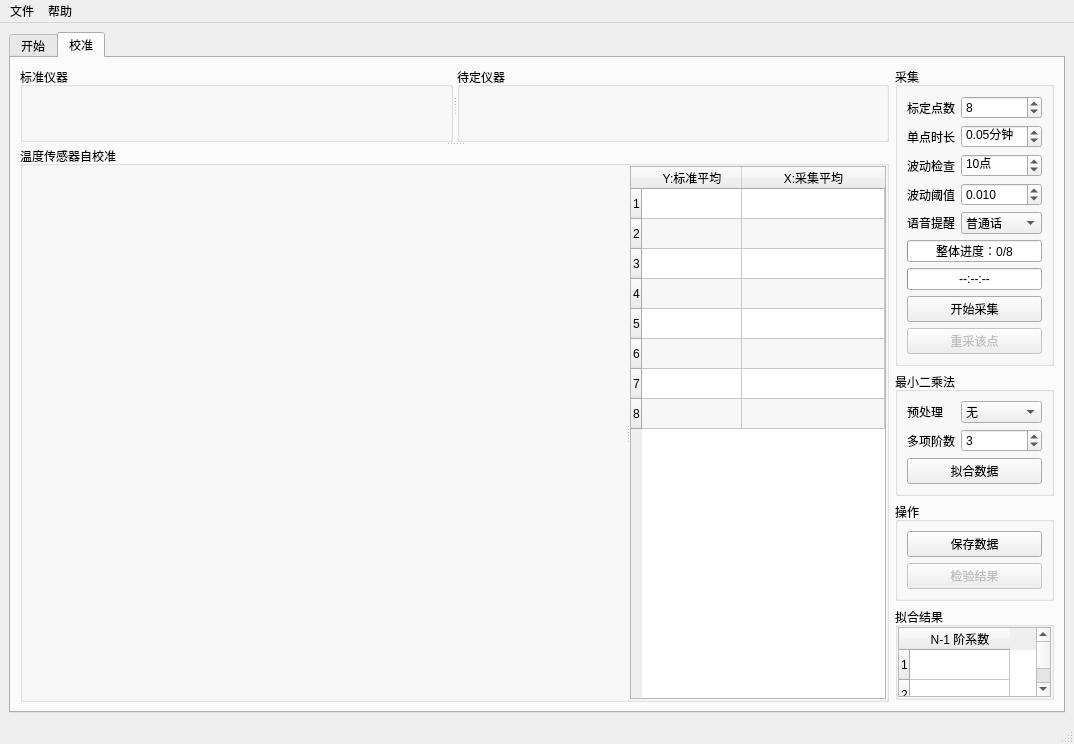
Before: the Qt Designer form mainwindow.ui in m-RNA/TemperatureSelfCorrectionBasedOnQtSerial, drawn with Qt 5.
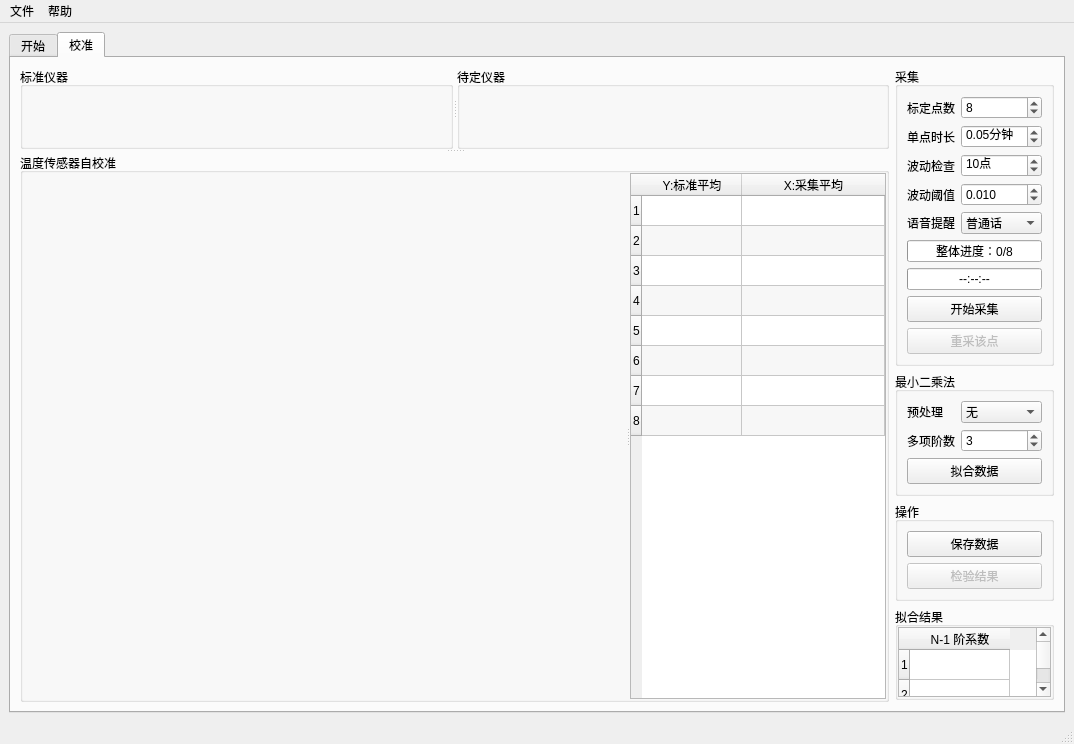
After: the same form once the commit is applied. Icons and pictures are not drawn. Custom widgets are drawn as their Qt base class.

Commit message: 优化：关闭采集面板曲线图上的y轴标签，并微调其边缘空白

```diff
--- a/mainwindow.ui
+++ b/mainwindow.ui
@@ -78,16 +78,16 @@
             </property>
             <layout class="QGridLayout" name="gridLayout">
              <property name="leftMargin">
-              <number>0</number>
+              <number>6</number>
              </property>
              <property name="topMargin">
               <number>6</number>
              </property>
              <property name="rightMargin">
-              <number>0</number>
+              <number>6</number>
              </property>
              <property name="bottomMargin">
-              <number>0</number>
+              <number>3</number>
              </property>
              <item row="0" column="1">
               <widget class="CollectPanel" name="collectPanel_Std" native="true"/>
@@ -100,16 +100,16 @@
             </property>
             <layout class="QGridLayout" name="gridLayout_2">
              <property name="leftMargin">
-              <number>0</number>
+              <number>6</number>
              </property>
              <property name="topMargin">
               <number>6</number>
              </property>
              <property name="rightMargin">
-              <number>0</number>
+              <number>6</number>
              </property>
              <property name="bottomMargin">
-              <number>0</number>
+              <number>3</number>
              </property>
              <item row="0" column="0">
               <widget class="CollectPanel" name="collectPanel_Dtm" native="true"/>
```
The commit also changes 1 other file.
